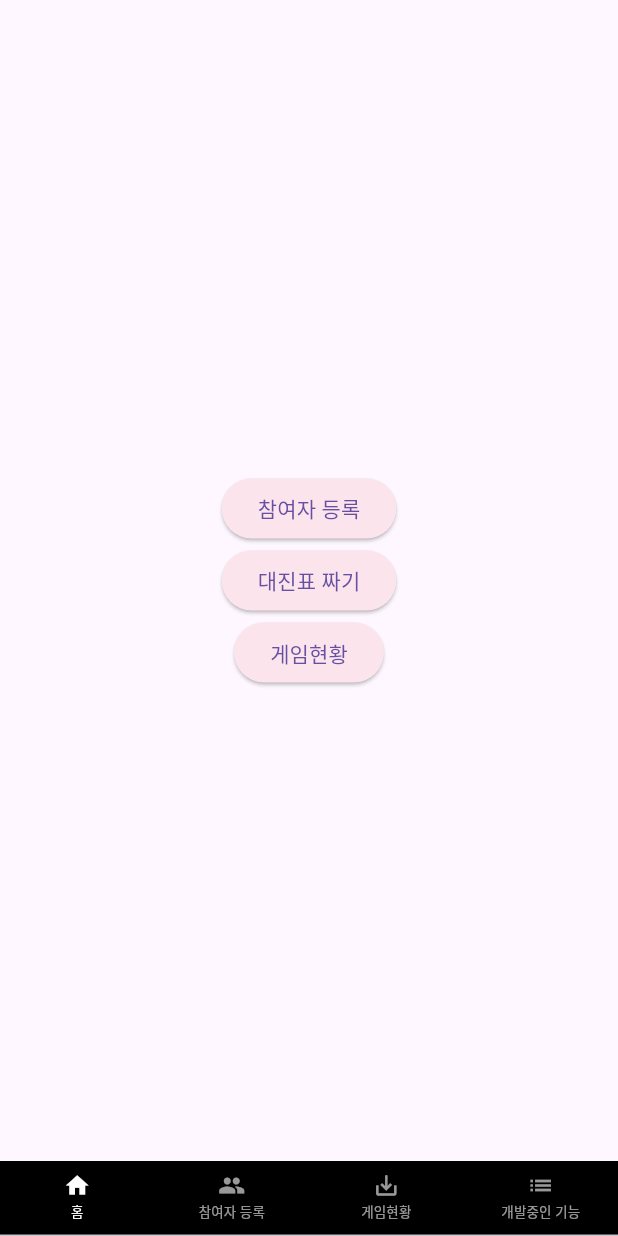
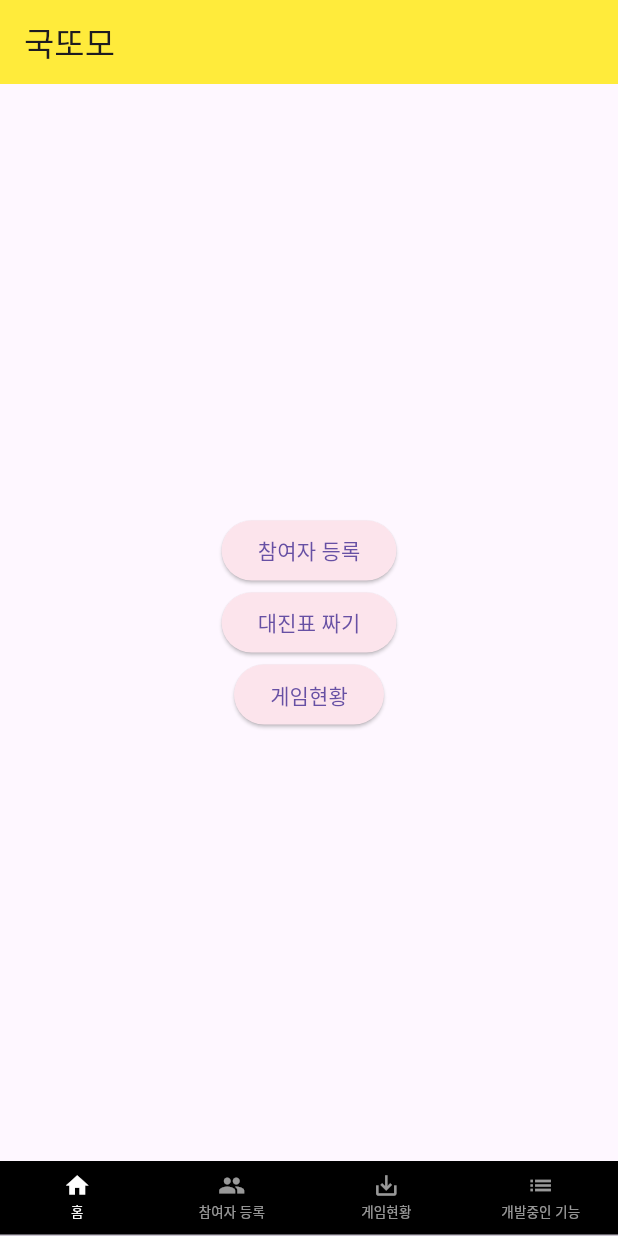
Before and after one commit to nadoyeon/badminton-app, a Flutter app: the screen it shows after launch, on a phone screen of 412 x 824 dp. Run offline on Flutter 3.47's test engine with Material 3 defaults, Android fonts, the phone set to English and light mode, and no system bars.

Commit message:
임시 commit

```diff
--- a/lib/main.dart
+++ b/lib/main.dart
@@ -12,13 +12,22 @@ class MyApp extends StatefulWidget {
 class _MyAppState extends State<MyApp> {
   @override
   Widget build(BuildContext context){
-    return MaterialApp(title: 'Badminton',
-    theme: ThemeData(
-        brightness: Brightness.light, primaryColor: Colors.black, hintColor: Colors.white,
-    ),
-    home: DefaultTabController(
+    return MaterialApp(
+      title: 'Badminton',
+      theme: ThemeData(
+        brightness: Brightness.light,
+        primaryColor: Colors.yellow,
+        hintColor: Colors.white,
+        primarySwatch: Colors.yellow,
+      ),
+      home: DefaultTabController(
       length: 4,
       child: Scaffold(
+        appBar: AppBar(
+          title:
+            Text('국또모'),
+            backgroundColor: Colors.yellow,
+        ),
         body: TabBarView(
           physics: NeverScrollableScrollPhysics(),
           children: <Widget>[
```
Also changed, not shown: 2 other files.
